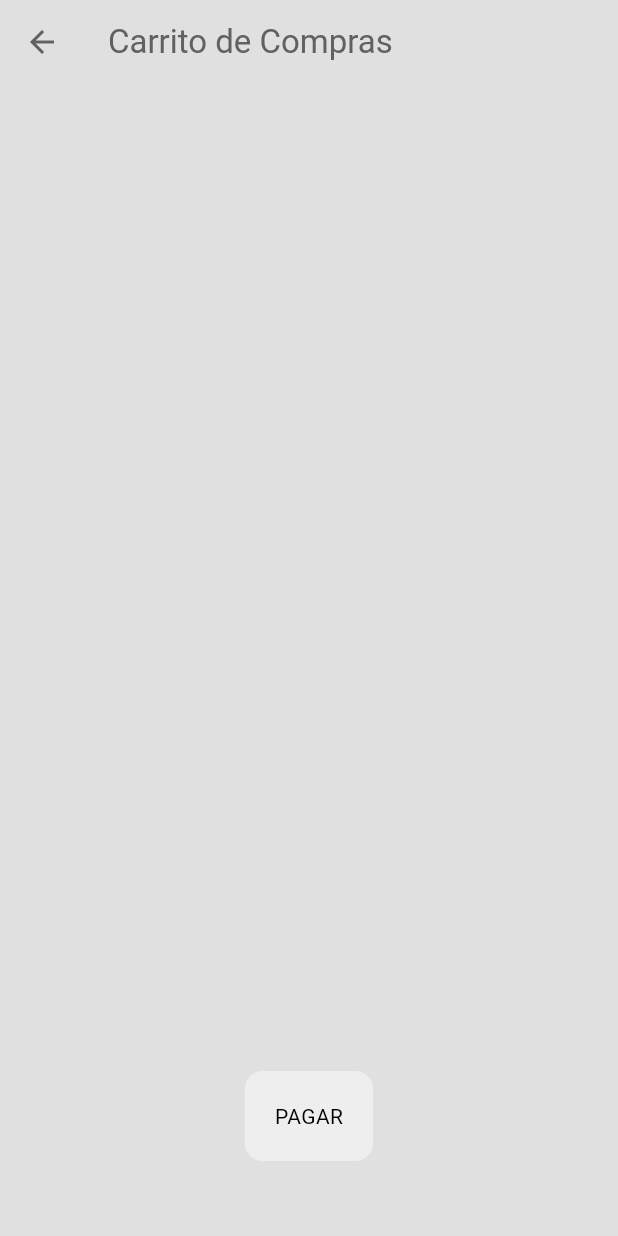
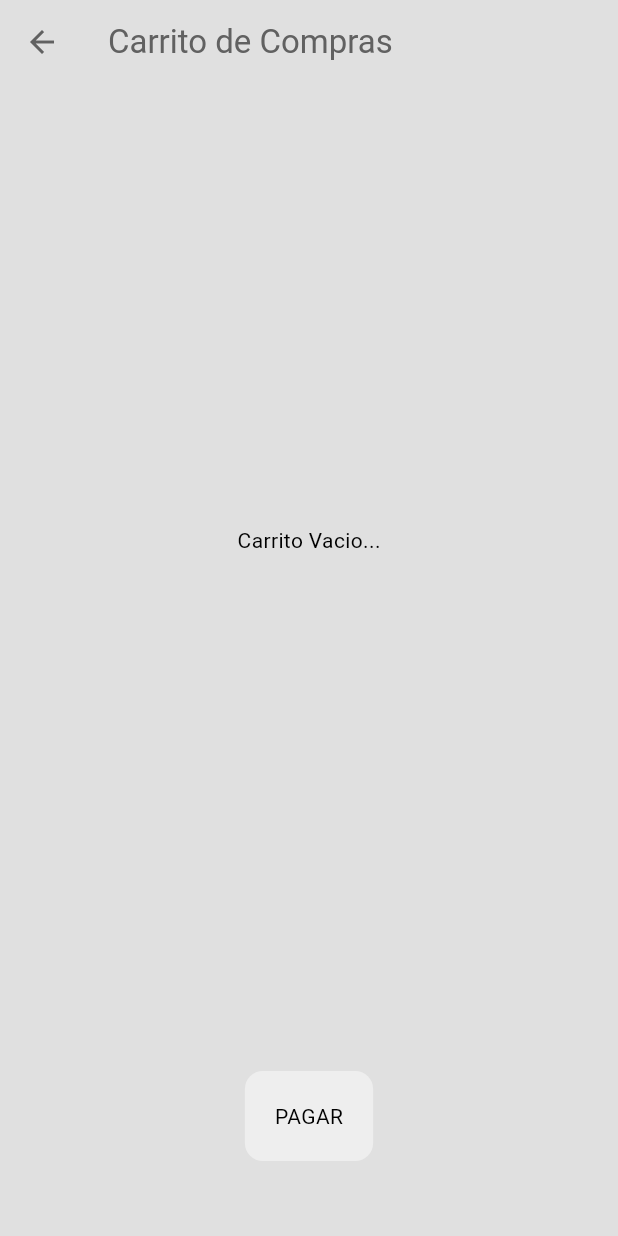
Before and after one commit to XamalionDev71/e401_ecommerce, a Flutter app: the CartPage screen opened by its route, on a phone screen of 412 x 824 dp. Run offline on Flutter 3.47's test engine with Material 3 defaults, Android fonts, the phone set to English and light mode, and no system bars.

Commit message:
commit1 20May2025

```diff
--- a/lib/pages/cart_page.dart
+++ b/lib/pages/cart_page.dart
@@ -60,7 +60,10 @@ class CartPage extends StatelessWidget {
       body: Column(
         children: [
           Expanded(
-            child: ListView.builder(
+            child:
+            carrito.isEmpty
+              ? Center(child: Text('Carrito Vacio...'),)
+              : ListView.builder(
               itemCount: carrito.length,
               itemBuilder: (context, index) {
                 final item = carrito[index];
@@ -69,7 +72,7 @@ class CartPage extends StatelessWidget {
                   title: Text(item.nombre),
                   subtitle: Text(item.precio.toStringAsFixed(2)),
                   trailing: IconButton(
-                    onPressed: () {},
+                    onPressed: () => eliminarProductoDelCarrito(context, item),
                     icon: Icon(Icons.remove),
                   ),
                 );
```
